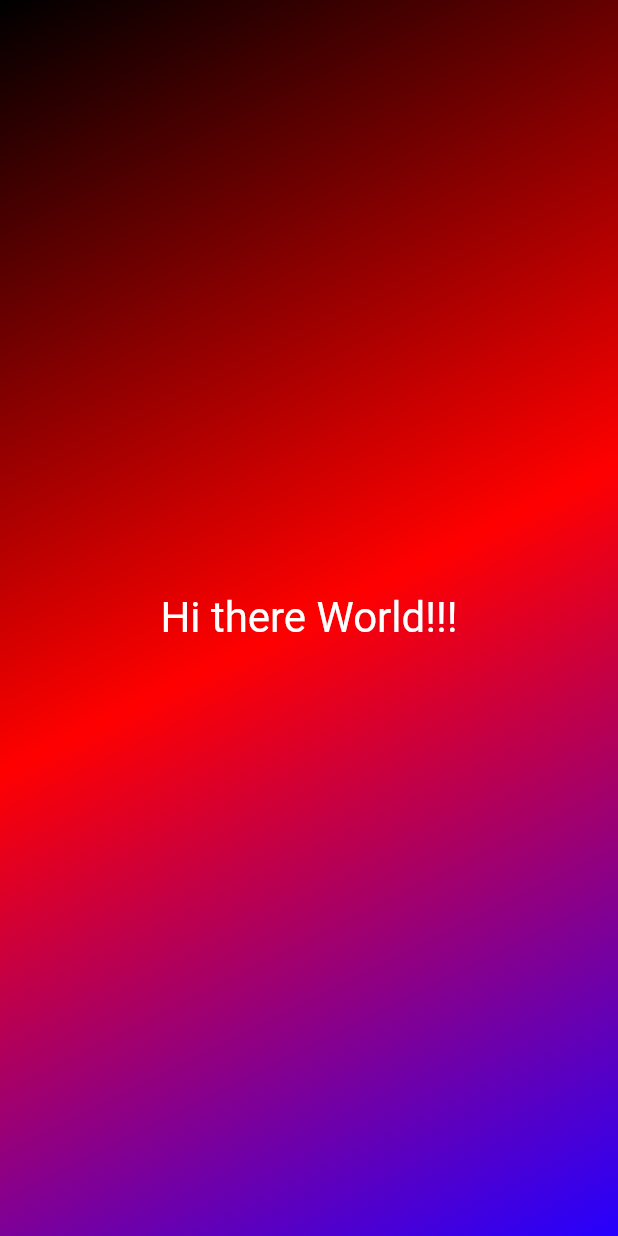
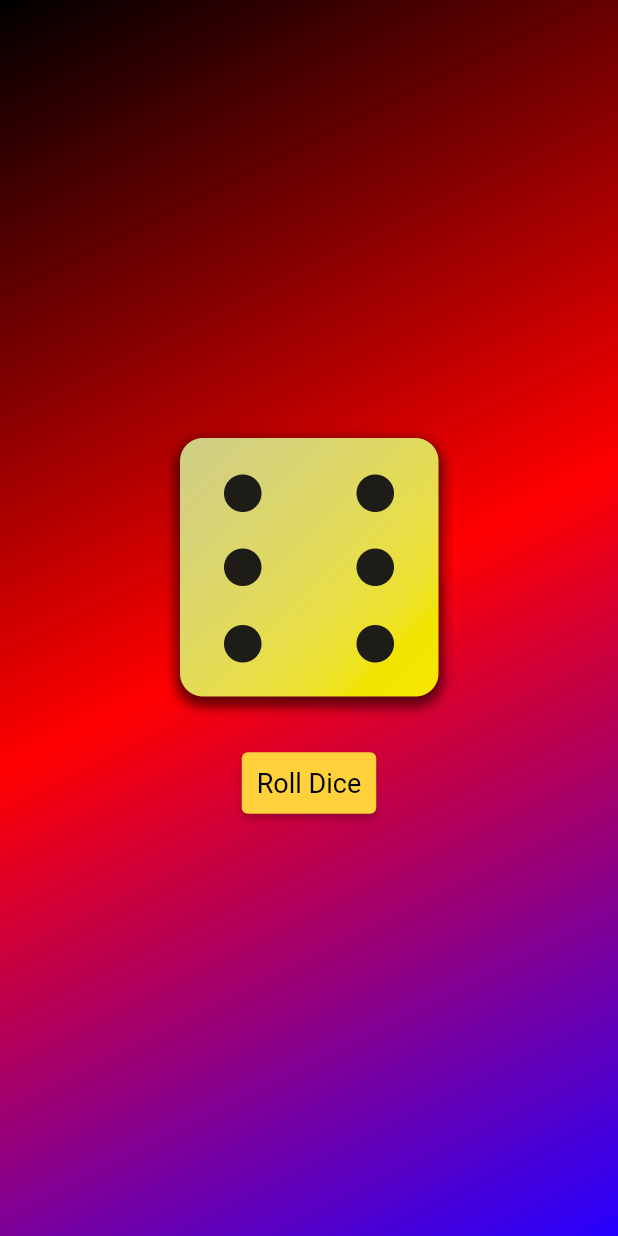
Before and after one commit to Julian-Webb/Roll-Dice-app, a Flutter app: the screen it shows after launch, on a phone screen of 412 x 824 dp. Run offline on Flutter 3.47's test engine with Material 2 defaults, Android fonts, the phone set to English and light mode, and no system bars.

Commit message:
Finished building the role dice app.

```diff
--- /dev/null
+++ b/lib/dice_roller.dart
@@ -0,0 +1,53 @@
+import 'package:flutter/material.dart';
+import 'dart:math';
+
+final Random random = Random();
+
+class DiceRoller extends StatefulWidget {
+  const DiceRoller({super.key});
+
+  @override
+  State<DiceRoller> createState() {
+    return _DiceRollerState();
+  }
+}
+
+// underscore before class name means the class is private (can only be used in
+// this file)
+class _DiceRollerState extends State<DiceRoller> {
+  int dieNumber = 6;
+
+  void rollDice() {
+    // in setState we make any changes that affect the UI. It will reexecute the
+    // build code.
+    setState(
+      () {
+        // generate number from 1 to 6
+        dieNumber = random.nextInt(6) + 1;
+      },
+    );
+  }
+
+  // the build method the desribes the part of the USER INTERFACE represented by
+  // this widget. It may even be called in every frame
+  @override
+  Widget build(context) {
+    return Column(
+      mainAxisSize: MainAxisSize.min,
+      children: [
+        Image.asset('assets/images/dice-$dieNumber.png', width: 200),
+        const SizedBox(height: 20), // adds empty space between dice and button
+        ElevatedButton(
+          onPressed: rollDice,
+          style: TextButton.styleFrom(
+            padding: const EdgeInsets.all(10),
+            foregroundColor: Colors.black,
+            backgroundColor: const Color.fromARGB(255, 255, 209, 59),
+            textStyle: const TextStyle(fontSize: 18),
+          ),
+          child: const Text('Roll Dice'),
+        ),
+      ],
+    );
+  }
+}
--- a/lib/gradient_container.dart
+++ b/lib/gradient_container.dart
@@ -1,5 +1,5 @@
 import 'package:flutter/material.dart';
-import 'package:roll_dice_app/styled_text.dart';
+import 'package:roll_dice_app/dice_roller.dart';
 
 // final: the value cannot be changed after assignment.
 //
@@ -35,9 +35,13 @@ class GradientContainer extends StatelessWidget {
             begin: startAlignment,
             end: endAlignment),
       ),
-      child: const Center(
-        child: StyledText('Hi there World!!!'),
-      ),
+      child: const Center(child: DiceRoller()),
     );
   }
 }
+
+// function in place (anonymous function): () {}
+// Column puts widgets on top of each other; Row next to each other
+//TextButton(onPressed: rollDice, child: const Text('Roll Dice')),
+//OutlinedButton(onPressed: () {}, child: const Text('Roll Dice'))
+//StyledText('Hi there World!!!'),
--- a/lib/main.dart
+++ b/lib/main.dart
@@ -4,13 +4,13 @@ import 'package:roll_dice_app/gradient_container.dart';
 
 void main() {
   runApp(
-    const MaterialApp(
+    MaterialApp(
       // MaterialApp() calls the constructor
       home: Scaffold(
         //backgroundColor: Color.fromARGB(255, 149, 187, 23),
         // backgroundColor: Colors.amber,
         body: GradientContainer(
-          [
+          const [
             Color.fromARGB(255, 0, 0, 0),
             Color.fromARGB(255, 255, 0, 0),
             Color.fromARGB(255, 38, 0, 255)
```
Also changed, not shown: pubspec.yaml (+7 -3 lines), assets/images/dice-1.png (added), assets/images/dice-2.png (added), assets/images/dice-3.png (added), assets/images/dice-4.png (added), assets/images/dice-5.png (added), assets/images/dice-6.png (added), 1 other file.
